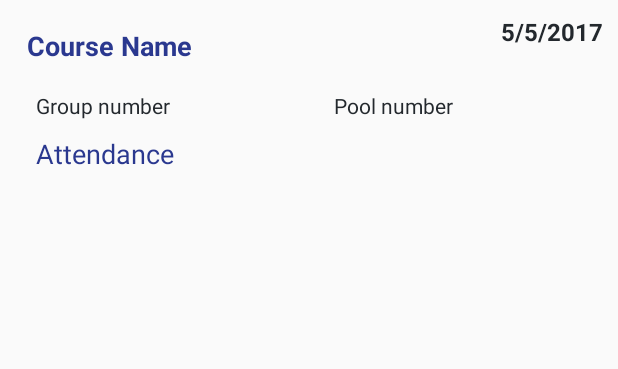
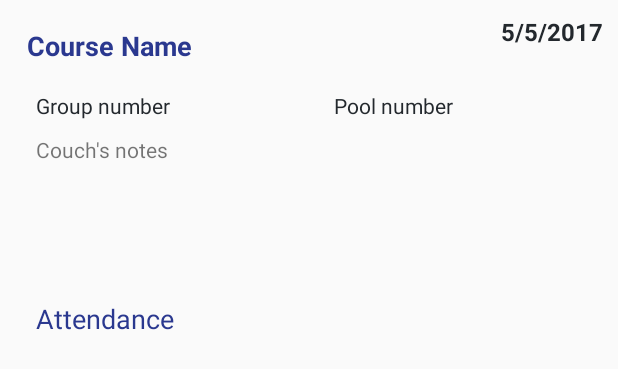
Before and after one commit to monmon4/Adroid_sportsInc, an Android app: the layout activity_couch_course_single_class.xml on its own in the app's theme, with its tools: preview values and no code run, on a phone screen of 412 x 824 dp. Shown: the top 369 px of the screen. Run offline under Robolectric (Android 15) with nearby library versions, the phone set to English and light mode, and no system bars.

```diff
--- a/app/src/main/res/layout/activity_couch_course_single_class.xml
+++ b/app/src/main/res/layout/activity_couch_course_single_class.xml
@@ -59,6 +59,16 @@
 
         </LinearLayout>
 
+    <TextView
+        android:id="@+id/coachNotesTextView_coachCourseSingleClass"
+        android:layout_width="match_parent"
+        android:layout_height="100dp"
+        android:layout_marginStart="24dp"
+        android:layout_marginLeft="24dp"
+        android:layout_marginTop="10dp"
+        android:layout_below="@+id/ll_coachCourseSingleClass"
+        android:text="@string/couch_s_notes" />
+
         <TextView
             android:id="@+id/attendanceTextView_coachCourseSingleClass"
             android:layout_width="wrap_content"
@@ -68,7 +78,7 @@
             android:layout_marginTop="10dp"
             android:textSize="18sp"
             android:textColor="@color/colorTextDark"
-            android:layout_below="@+id/ll_coachCourseSingleClass"
+            android:layout_below="@+id/coachNotesTextView_coachCourseSingleClass"
             android:text="@string/attendance" />
 
     <LinearLayout
--- a/app/src/main/res/values/strings.xml
+++ b/app/src/main/res/values/strings.xml
@@ -133,8 +133,6 @@
     <string name="attendance">Attendance</string>
 
 
-
-
     <!-- Calendar Srtrings -->
 
     <string name="current_date">June, 2016</string>
```
Also changed, not shown: app/src/main/java/com/quantumsit/sportsinc/COACHES/ListViewFinishedCoursesReports_Adapter.java (added, +49 -0 lines), app/src/main/java/com/quantumsit/sportsinc/COACHES/ReportsFinishedCoursesCoachFragment.java (added, +27 -0 lines), app/src/main/java/com/quantumsit/sportsinc/COACHES/item_reports_finished_courses.java (added, +15 -0 lines), app/src/main/res/layout/fragment_coach_reports_finished_courses.xml (added, +43 -0 lines).
